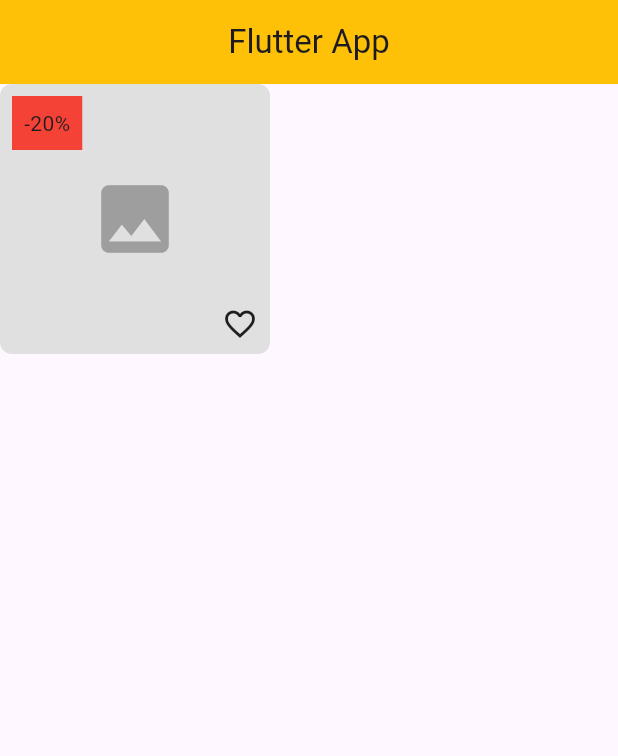
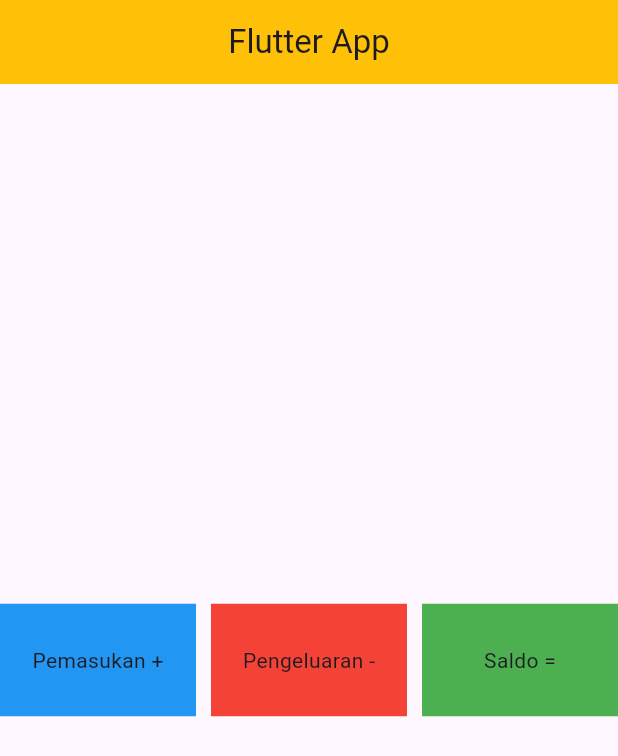
Before and after one commit to Rehan-Ramadhan/flutter-belajar, a Flutter app: the screen it shows after launch, on a phone screen of 412 x 824 dp. Shown: the top 756 px of the screen. Run offline on Flutter 3.47's test engine with Material 3 defaults, Android fonts, the phone set to English and light mode, and no system bars.

Commit message:
feat: latihan 3

```diff
--- a/lib/main.dart
+++ b/lib/main.dart
@@ -1,5 +1,5 @@
 import 'package:flutter/material.dart';
-import 'package:flutterbelajar/sized_expanded_stack/LayoutDua.dart';
+import 'package:flutterbelajar/sized_expanded_stack/LatihanTiga.dart';
 
 void main() {
   runApp(MyApp());
@@ -16,7 +16,7 @@ class MyApp extends StatelessWidget {
           backgroundColor: Colors.amber,
           centerTitle: true,
         ),
-        body: LayoutDua(),
+        body: LatihanTiga(),
       ),
     );
   }
--- /dev/null
+++ b/lib/sized_expanded_stack/LatihanTiga.dart
@@ -0,0 +1,43 @@
+import 'package:flutter/material.dart';
+
+class LatihanTiga extends StatelessWidget {
+  @override
+  Widget build(BuildContext context) {
+    return Center(
+      child: Row(
+        mainAxisAlignment: MainAxisAlignment.center,
+        children: [
+          Expanded(
+            flex: 1,
+            child: Container(
+              color: Colors.blue,
+              height: 75,
+              alignment: Alignment.center,
+              child: Text("Pemasukan +"),
+            ),
+          ),
+          SizedBox(width: 10),
+          Expanded(
+            flex: 1,
+            child: Container(
+              color: Colors.red,
+              height: 75,
+              alignment: Alignment.center,
+              child: Text("Pengeluaran -"),
+            ),
+          ),
+          SizedBox(width: 10),
+          Expanded(
+            flex: 1,
+            child: Container(
+              color: Colors.green,
+              height: 75,
+              alignment: Alignment.center,
+              child: Text("Saldo ="),
+            ),
+          ),
+        ],
+      ),
+    );
+  }
+}
```
